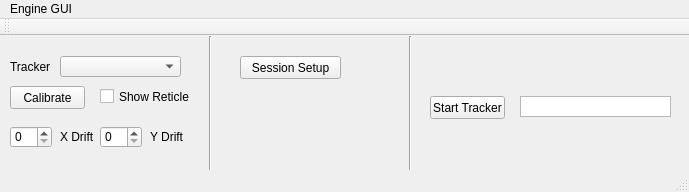
Old version of the form main_window.ui in the repository iTrace-Dev/iTrace-Core.
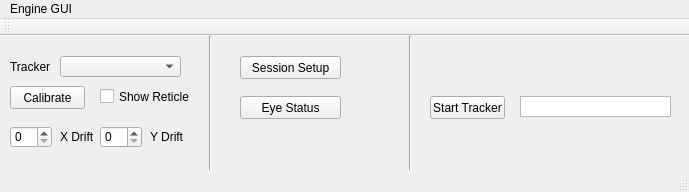
New version of the form.

Commit message: basis of status window

```diff
--- a/main_window.ui
+++ b/main_window.ui
@@ -174,6 +174,19 @@
      <string>Show Reticle</string>
     </property>
    </widget>
+   <widget class="QPushButton" name="statusButton">
+    <property name="geometry">
+     <rect>
+      <x>240</x>
+      <y>60</y>
+      <width>101</width>
+      <height>23</height>
+     </rect>
+    </property>
+    <property name="text">
+     <string>Eye Status</string>
+    </property>
+   </widget>
   </widget>
   <widget class="QMenuBar" name="menuBar">
    <property name="geometry">
```
Left out of the diff: 2 changed lines with no effect on the pictures. The commit also changes 10 other files.
